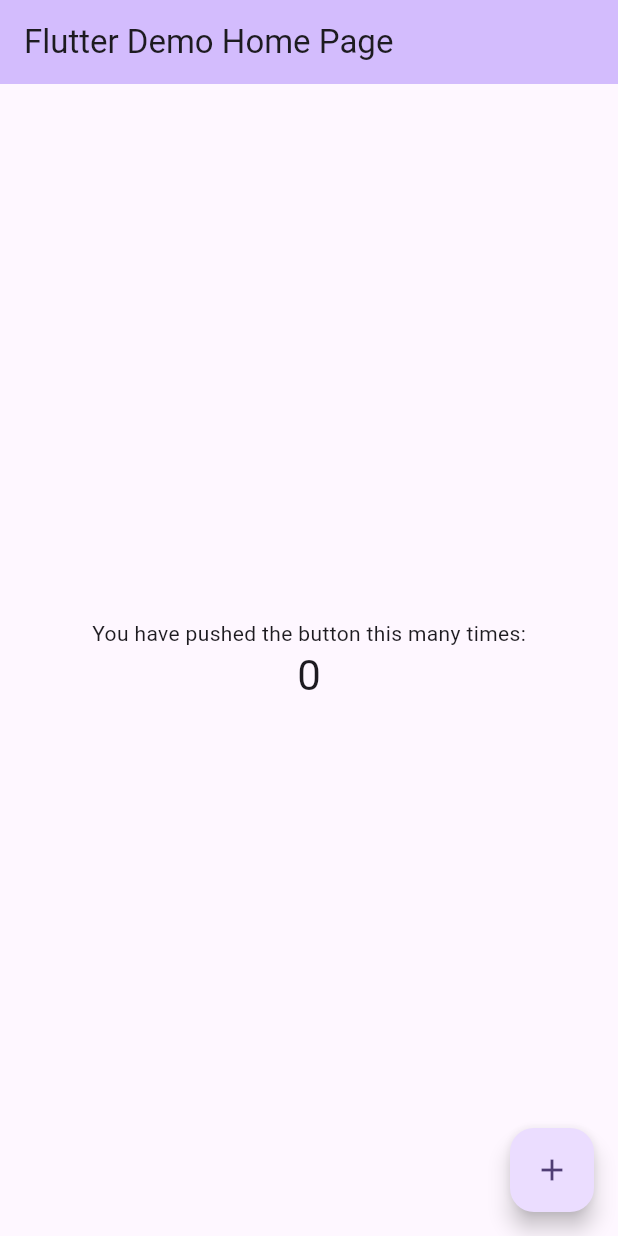
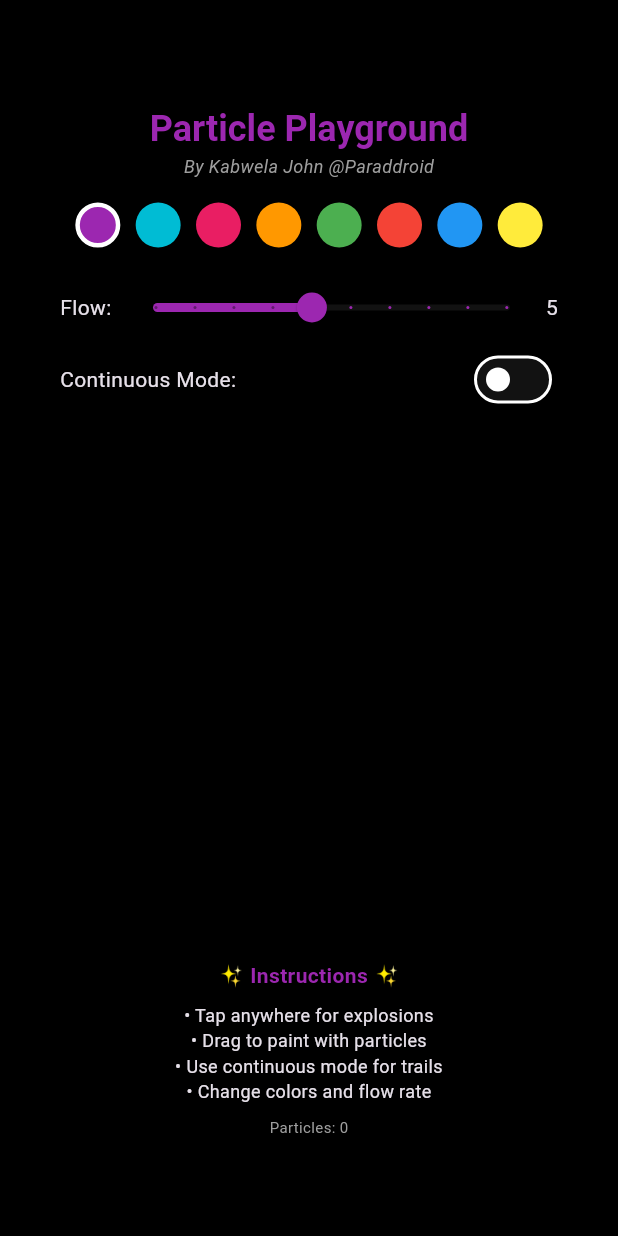
Before and after one commit to KabwelaJohn/ultmatestudentkit, a Flutter app: the screen it shows after launch, on a phone screen of 412 x 824 dp. Run offline on Flutter 3.47's test engine with Material 3 defaults, Android fonts, the light colour scheme and no system bars.

Commit message:
intergrated steps

```diff
--- a/lib/main.dart
+++ b/lib/main.dart
@@ -1,122 +1,362 @@
 import 'package:flutter/material.dart';
+import 'dart:math' as math;
+import 'dart:ui' as ui;
 
 void main() {
-  runApp(const MyApp());
+  runApp(const ParticlePlaygroundApp());
 }
 
-class MyApp extends StatelessWidget {
-  const MyApp({super.key});
+class ParticlePlaygroundApp extends StatelessWidget {
+  const ParticlePlaygroundApp({super.key});
 
-  // This widget is the root of your application.
   @override
   Widget build(BuildContext context) {
     return MaterialApp(
-      title: 'Flutter Demo',
-      theme: ThemeData(
-        // This is the theme of your application.
-        //
-        // TRY THIS: Try running your application with "flutter run". You'll see
-        // the application has a purple toolbar. Then, without quitting the app,
-        // try changing the seedColor in the colorScheme below to Colors.green
-        // and then invoke "hot reload" (save your changes or press the "hot
-        // reload" button in a Flutter-supported IDE, or press "r" if you used
-        // the command line to start the app).
-        //
-        // Notice that the counter didn't reset back to zero; the application
-        // state is not lost during the reload. To reset the state, use hot
-        // restart instead.
-        //
-        // This works for code too, not just values: Most code changes can be
-        // tested with just a hot reload.
-        colorScheme: ColorScheme.fromSeed(seedColor: Colors.deepPurple),
+      title: 'Particle Playground',
+      theme: ThemeData.dark().copyWith(
+        primaryColor: Colors.purple,
+        scaffoldBackgroundColor: Colors.black,
+        colorScheme: ColorScheme.dark(
+          primary: Colors.purple,
+          secondary: Colors.cyan,
         ),
-      home: const MyHomePage(title: 'Flutter Demo Home Page'),
+      ),
+      home: const ParticlePlayground(),
+      debugShowCheckedModeBanner: false,
     );
   }
 }
 
-class MyHomePage extends StatefulWidget {
-  const MyHomePage({super.key, required this.title});
+class Particle {
+  double x, y;
+  double vx, vy;
+  double life;
+  double maxLife;
+  Color color;
+  double size;
 
-  // This widget is the home page of your application. It is stateful, meaning
-  // that it has a State object (defined below) that contains fields that affect
-  // how it looks.
+  Particle({
+    required this.x,
+    required this.y,
+    required this.vx,
+    required this.vy,
+    required this.life,
+    required this.maxLife,
+    required this.color,
+    required this.size,
+  });
 
-  // This class is the configuration for the state. It holds the values (in this
-  // case the title) provided by the parent (in this case the App widget) and
-  // used by the build method of the State. Fields in a Widget subclass are
-  // always marked "final".
+  void update() {
+    x += vx;
+    y += vy;
+    life -= 1;
 
-  final String title;
+    // Add some gravity
+    vy += 0.1;
+
+    // Add some drag
+    vx *= 0.99;
+    vy *= 0.99;
+  }
+
+  bool get isDead => life <= 0;
+
+  double get alpha => (life / maxLife).clamp(0.0, 1.0);
+}
+
+class ParticleSystem {
+  List<Particle> particles = [];
+  final math.Random random = math.Random();
+
+  void addParticle(double x, double y, Color baseColor) {
+    final angle = random.nextDouble() * 2 * math.pi;
+    final speed = random.nextDouble() * 8 + 2;
+    final life = random.nextDouble() * 60 + 30;
+
+    particles.add(
+      Particle(
+        x: x,
+        y: y,
+        vx: math.cos(angle) * speed,
+        vy: math.sin(angle) * speed - random.nextDouble() * 5,
+        life: life,
+        maxLife: life,
+        color: Color.lerp(baseColor, Colors.white, random.nextDouble() * 0.3)!,
+        size: random.nextDouble() * 6 + 2,
+      ),
+    );
+  }
+
+  void update() {
+    for (var particle in particles) {
+      particle.update();
+    }
+    particles.removeWhere((particle) => particle.isDead);
+  }
+}
+
+class ParticlePlayground extends StatefulWidget {
+  const ParticlePlayground({super.key});
 
   @override
-  State<MyHomePage> createState() => _MyHomePageState();
+  State<ParticlePlayground> createState() => _ParticlePlaygroundState();
 }
 
-class _MyHomePageState extends State<MyHomePage> {
-  int _counter = 0;
+class _ParticlePlaygroundState extends State<ParticlePlayground>
+    with TickerProviderStateMixin {
+  late AnimationController _animationController;
+  final ParticleSystem _particleSystem = ParticleSystem();
+  Color _currentColor = Colors.purple;
+  bool _isEmitting = false;
+  double _emissionRate = 5;
+  int _frameCount = 0;
 
-  void _incrementCounter() {
+  final List<Color> _colorPalette = [
+    Colors.purple,
+    Colors.cyan,
+    Colors.pink,
+    Colors.orange,
+    Colors.green,
+    Colors.red,
+    Colors.blue,
+    Colors.yellow,
+  ];
+
+  @override
+  void initState() {
+    super.initState();
+    _animationController = AnimationController(
+      duration: const Duration(milliseconds: 16), // ~60 FPS
+      vsync: this,
+    )..repeat();
+
+    _animationController.addListener(() {
       setState(() {
-      // This call to setState tells the Flutter framework that something has
-      // changed in this State, which causes it to rerun the build method below
-      // so that the display can reflect the updated values. If we changed
-      // _counter without calling setState(), then the build method would not be
-      // called again, and so nothing would appear to happen.
-      _counter++;
+        _particleSystem.update();
+        _frameCount++;
+      });
     });
   }
 
   @override
+  void dispose() {
+    _animationController.dispose();
+    super.dispose();
+  }
+
+  void _handlePanUpdate(DragUpdateDetails details) {
+    if (_isEmitting) {
+      final RenderBox box = context.findRenderObject() as RenderBox;
+      final localPosition = box.globalToLocal(details.globalPosition);
+
+      // Add multiple particles based on emission rate
+      for (int i = 0; i < _emissionRate.round(); i++) {
+        _particleSystem.addParticle(
+          localPosition.dx + (math.Random().nextDouble() - 0.5) * 20,
+          localPosition.dy + (math.Random().nextDouble() - 0.5) * 20,
+          _currentColor,
+        );
+      }
+    }
+  }
+
+  void _handleTap(TapDownDetails details) {
+    final RenderBox box = context.findRenderObject() as RenderBox;
+    final localPosition = box.globalToLocal(details.globalPosition);
+
+    // Create explosion effect
+    for (int i = 0; i < 20; i++) {
+      _particleSystem.addParticle(
+        localPosition.dx,
+        localPosition.dy,
+        _currentColor,
+      );
+    }
+  }
+
+  @override
   Widget build(BuildContext context) {
-    // This method is rerun every time setState is called, for instance as done
-    // by the _incrementCounter method above.
-    //
-    // The Flutter framework has been optimized to make rerunning build methods
-    // fast, so that you can just rebuild anything that needs updating rather
-    // than having to individually change instances of widgets.
     return Scaffold(
-      appBar: AppBar(
-        // TRY THIS: Try changing the color here to a specific color (to
-        // Colors.amber, perhaps?) and trigger a hot reload to see the AppBar
-        // change color while the other colors stay the same.
-        backgroundColor: Theme.of(context).colorScheme.inversePrimary,
-        // Here we take the value from the MyHomePage object that was created by
-        // the App.build method, and use it to set our appbar title.
-        title: Text(widget.title),
+      body: Stack(
+        children: [
+          // Particle Canvas
+          GestureDetector(
+            onPanUpdate: _handlePanUpdate,
+            onTapDown: _handleTap,
+            child: CustomPaint(
+              painter: ParticlePainter(_particleSystem.particles),
+              size: Size.infinite,
             ),
-      body: Center(
-        // Center is a layout widget. It takes a single child and positions it
-        // in the middle of the parent.
+          ),
+
+          // Control Panel
+          Positioned(
+            top: 50,
+            left: 20,
+            right: 20,
+            child: Card(
+              color: Colors.black.withOpacity(0.8),
+              child: Padding(
+                padding: const EdgeInsets.all(16),
                 child: Column(
-          // Column is also a layout widget. It takes a list of children and
-          // arranges them vertically. By default, it sizes itself to fit its
-          // children horizontally, and tries to be as tall as its parent.
-          //
-          // Column has various properties to control how it sizes itself and
-          // how it positions its children. Here we use mainAxisAlignment to
-          // center the children vertically; the main axis here is the vertical
-          // axis because Columns are vertical (the cross axis would be
-          // horizontal).
-          //
-          // TRY THIS: Invoke "debug painting" (choose the "Toggle Debug Paint"
-          // action in the IDE, or press "p" in the console), to see the
-          // wireframe for each widget.
-          mainAxisAlignment: MainAxisAlignment.center,
-          children: <Widget>[
-            const Text('You have pushed the button this many times:'),
+                  mainAxisSize: MainAxisSize.min,
+                  children: [
                     Text(
-              '$_counter',
-              style: Theme.of(context).textTheme.headlineMedium,
+                      'Particle Playground',
+                      style: Theme.of(context).textTheme.headlineSmall
+                          ?.copyWith(
+                            color: _currentColor,
+                            fontWeight: FontWeight.bold,
+                          ),
+                    ),
+                    Text(
+                      'By Kabwela John @Paraddroid',
+                      style: TextStyle(
+                        color: Colors.grey,
+                        fontSize: 12,
+                        fontStyle: FontStyle.italic,
+                      ),
+                    ),
+                    const SizedBox(height: 16),
+
+                    // Color Palette
+                    Row(
+                      mainAxisAlignment: MainAxisAlignment.spaceEvenly,
+                      children: _colorPalette.map((color) {
+                        return GestureDetector(
+                          onTap: () => setState(() => _currentColor = color),
+                          child: Container(
+                            width: 30,
+                            height: 30,
+                            decoration: BoxDecoration(
+                              color: color,
+                              shape: BoxShape.circle,
+                              border: _currentColor == color
+                                  ? Border.all(color: Colors.white, width: 3)
+                                  : null,
+                            ),
+                          ),
+                        );
+                      }).toList(),
+                    ),
+
+                    const SizedBox(height: 16),
+
+                    // Emission Rate Slider
+                    Row(
+                      children: [
+                        const Text('Flow: '),
+                        Expanded(
+                          child: Slider(
+                            value: _emissionRate,
+                            min: 1,
+                            max: 10,
+                            divisions: 9,
+                            activeColor: _currentColor,
+                            onChanged: (value) {
+                              setState(() => _emissionRate = value);
+                            },
+                          ),
+                        ),
+                        Text(_emissionRate.round().toString()),
+                      ],
+                    ),
+
+                    // Toggle Switch
+                    Row(
+                      mainAxisAlignment: MainAxisAlignment.spaceBetween,
+                      children: [
+                        const Text('Continuous Mode:'),
+                        Switch(
+                          value: _isEmitting,
+                          activeColor: _currentColor,
+                          onChanged: (value) {
+                            setState(() => _isEmitting = value);
+                          },
+                        ),
+                      ],
                     ),
                   ],
                 ),
               ),
-      floatingActionButton: FloatingActionButton(
-        onPressed: _incrementCounter,
-        tooltip: 'Increment',
-        child: const Icon(Icons.add),
-      ), // This trailing comma makes auto-formatting nicer for build methods.
+            ),
+          ),
+
+          // Instructions
+          Positioned(
+            bottom: 50,
+            left: 20,
+            right: 20,
+            child: Card(
+              color: Colors.black.withOpacity(0.8),
+              child: Padding(
+                padding: const EdgeInsets.all(12),
+                child: Column(
+                  mainAxisSize: MainAxisSize.min,
+                  children: [
+                    Text(
+                      '✨ Instructions ✨',
+                      style: TextStyle(
+                        fontWeight: FontWeight.bold,
+                        color: _currentColor,
+                      ),
+                    ),
+                    const SizedBox(height: 8),
+                    const Text(
+                      '• Tap anywhere for explosions\n'
+                      '• Drag to paint with particles\n'
+                      '• Use continuous mode for trails\n'
+                      '• Change colors and flow rate',
+                      textAlign: TextAlign.center,
+                      style: TextStyle(fontSize: 12),
+                    ),
+                    const SizedBox(height: 8),
+                    Text(
+                      'Particles: ${_particleSystem.particles.length}',
+                      style: TextStyle(color: Colors.grey, fontSize: 10),
+                    ),
+                  ],
+                ),
+              ),
+            ),
+          ),
+        ],
+      ),
     );
   }
 }
+
+class ParticlePainter extends CustomPainter {
+  final List<Particle> particles;
+
+  ParticlePainter(this.particles);
+
+  @override
+  void paint(Canvas canvas, Size size) {
+    final paint = Paint();
+
+    for (final particle in particles) {
+      paint.color = particle.color.withOpacity(particle.alpha);
+
+      // Create a radial gradient for each particle
+      final gradient = ui.Gradient.radial(
+        Offset(particle.x, particle.y),
+        particle.size,
+        [
+          particle.color.withOpacity(particle.alpha),
+          particle.color.withOpacity(0),
+        ],
+        [0.0, 1.0],
+      );
+
+      paint.shader = gradient;
+
+      canvas.drawCircle(Offset(particle.x, particle.y), particle.size, paint);
+    }
+  }
+
+  @override
+  bool shouldRepaint(ParticlePainter oldDelegate) {
+    return oldDelegate.particles != particles;
+  }
+}
```
Also changed, not shown: pubspec.yaml (+8 -0 lines), pubspec.lock, 8 other files. Lines whose indentation alone changed are shown as unchanged.
